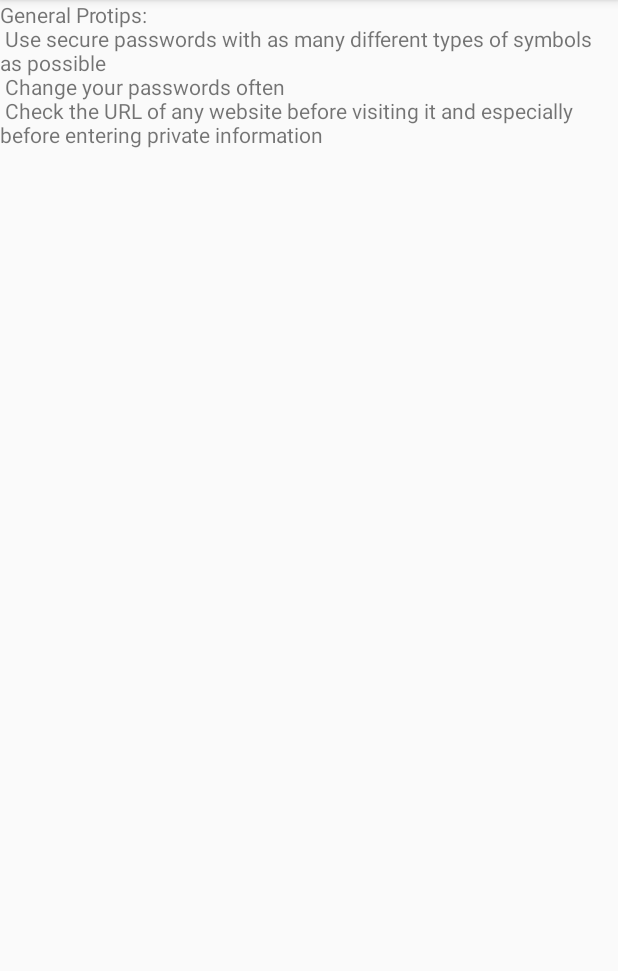
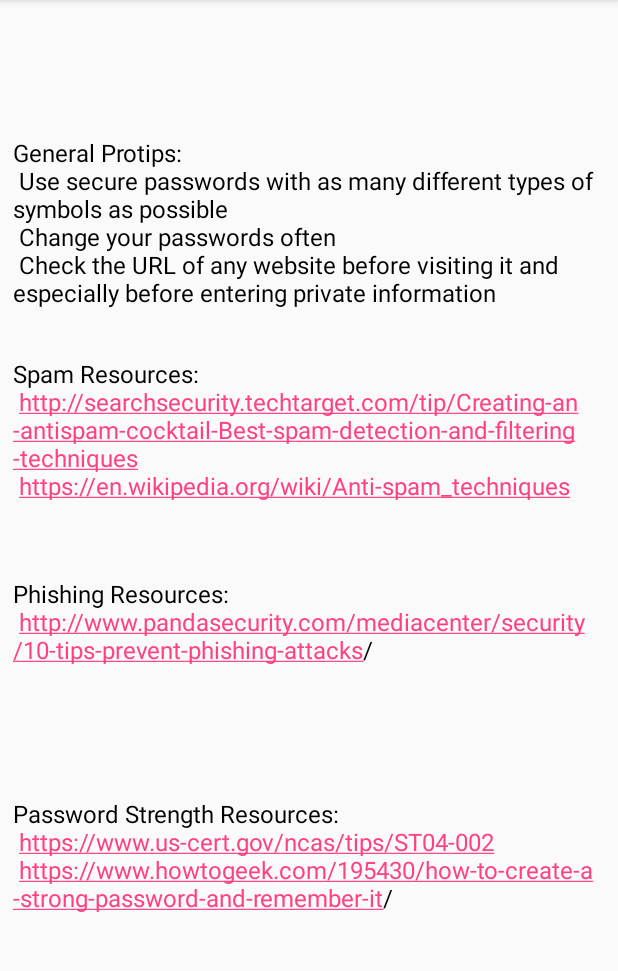
Before and after one commit to mfjinreno/InfoSecurityApp, an Android app: the LearningResourcesActivity screen opened directly, with no data from a screen before it, on a phone screen of 412 x 824 dp, the part 84-1055 px from its top. Run offline under Robolectric (Android 15) with nearby library versions, the light colour scheme and no system bars.

Commit message:
added some resource links to the information page

```diff
--- a/app/src/main/res/layout/activity_learning_resources.xml
+++ b/app/src/main/res/layout/activity_learning_resources.xml
@@ -6,10 +6,65 @@
     android:layout_height="match_parent"
     tools:context="com.example.michaeljohnston.infosecurityapp.LearningResourcesActivity">
 
-    <TextView
-        android:id="@+id/GeneralProtips"
-        android:layout_width="wrap_content"
-        android:layout_height="wrap_content"
-        android:text="@string/learningResourcesProtips"
-        tools:text="@string/learningResourcesProtips" />
+    <LinearLayout
+        android:layout_width="395dp"
+        android:layout_height="587dp"
+        android:orientation="vertical"
+        app:layout_constraintBottom_toBottomOf="parent"
+        app:layout_constraintTop_toTopOf="parent"
+        app:layout_constraintLeft_toLeftOf="parent"
+        app:layout_constraintRight_toRightOf="parent"
+        tools:layout_editor_absoluteX="8dp"
+        tools:layout_editor_absoluteY="8dp">
+
+        <TextView
+            android:id="@+id/GeneralProtips"
+            android:layout_width="match_parent"
+            android:layout_height="match_parent"
+            android:layout_weight="1"
+            android:text="@string/learningResourcesProtips"
+            android:textColor="@android:color/black"
+            android:textSize="16sp"
+            android:autoLink="web"
+            tools:layout_editor_absoluteX="0dp"
+            tools:layout_editor_absoluteY="305dp"
+            tools:text="@string/learningResourcesProtips" />
+
+        <TextView
+            android:id="@+id/SpamLinks"
+            android:layout_width="match_parent"
+            android:layout_height="match_parent"
+            android:layout_weight="1"
+            android:text="@string/learningResourcesSpamLinks"
+            android:textColor="@android:color/black"
+            android:textSize="16sp"
+            android:autoLink="web"
+            tools:layout_editor_absoluteX="0dp"
+            tools:layout_editor_absoluteY="8dp" />
+
+        <TextView
+            android:id="@+id/PhishingLinks"
+            android:layout_width="match_parent"
+            android:layout_height="match_parent"
+            android:layout_weight="1"
+            android:text="@string/learningResourcesPhishingLinks"
+            android:textColor="@android:color/black"
+            android:textSize="16sp"
+            android:autoLink="web"
+            tools:layout_editor_absoluteX="0dp"
+            tools:layout_editor_absoluteY="453dp" />
+
+        <TextView
+            android:id="@+id/PasswordLinks"
+            android:layout_width="match_parent"
+            android:layout_height="match_parent"
+            android:layout_weight="1"
+            android:text="@string/learningResourcesPasswordLinks"
+            android:textColor="@android:color/black"
+            android:textSize="16sp"
+            android:autoLink="web"
+            tools:layout_editor_absoluteX="0dp"
+            tools:layout_editor_absoluteY="156dp" />
+    </LinearLayout>
+
 </android.support.constraint.ConstraintLayout>
--- a/app/src/main/res/values/strings.xml
+++ b/app/src/main/res/values/strings.xml
@@ -7,9 +7,19 @@
     <string name="phishingGameButtonTitle">Phishing or Legit</string>
     <string name="passwordGameButtonTitle">Password Strength</string>
     <string name="learningResourcesInstruction">Here are some resources for improving your Information Security Awareness</string>
-    <string name="learningResourcesProtips">
-        General Protips: \n
+    <string name="learningResourcesProtips">General Protips:\n
         Use secure passwords with as many different types of symbols as possible\n
         Change your passwords often\n
-        Check the URL of any website before visiting it and especially before entering private information</string>
+        Check the URL of any website before visiting it and especially before entering private information\n</string>
+    <string name="learningResourcesSpamLinks">Spam Resources:\n
+        http://searchsecurity.techtarget.com/tip/Creating-an-antispam-cocktail-Best-spam-detection-and-filtering-techniques \n
+        https://en.wikipedia.org/wiki/Anti-spam_techniques \n
+    </string>
+    <string name="learningResourcesPhishingLinks">Phishing Resources:\n
+        http://www.pandasecurity.com/mediacenter/security/10-tips-prevent-phishing-attacks/ \n
+    </string>
+    <string name="learningResourcesPasswordLinks">Password Strength Resources:\n
+        https://www.us-cert.gov/ncas/tips/ST04-002 \n
+        https://www.howtogeek.com/195430/how-to-create-a-strong-password-and-remember-it/ \n
+    </string>
 </resources>
```
